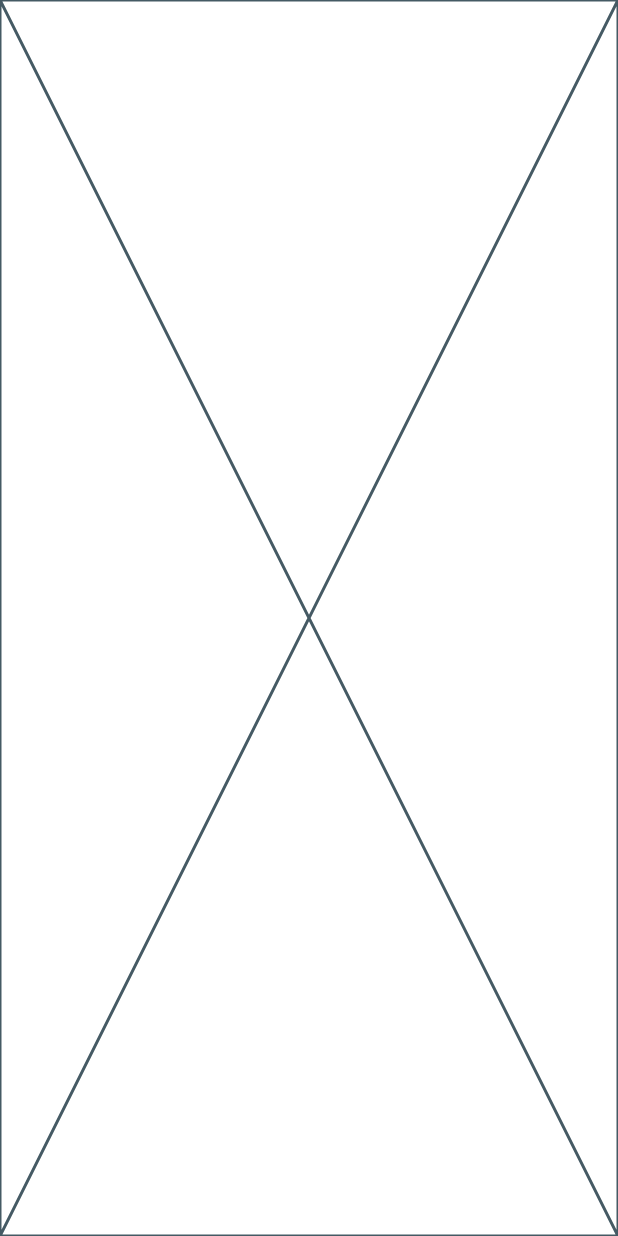
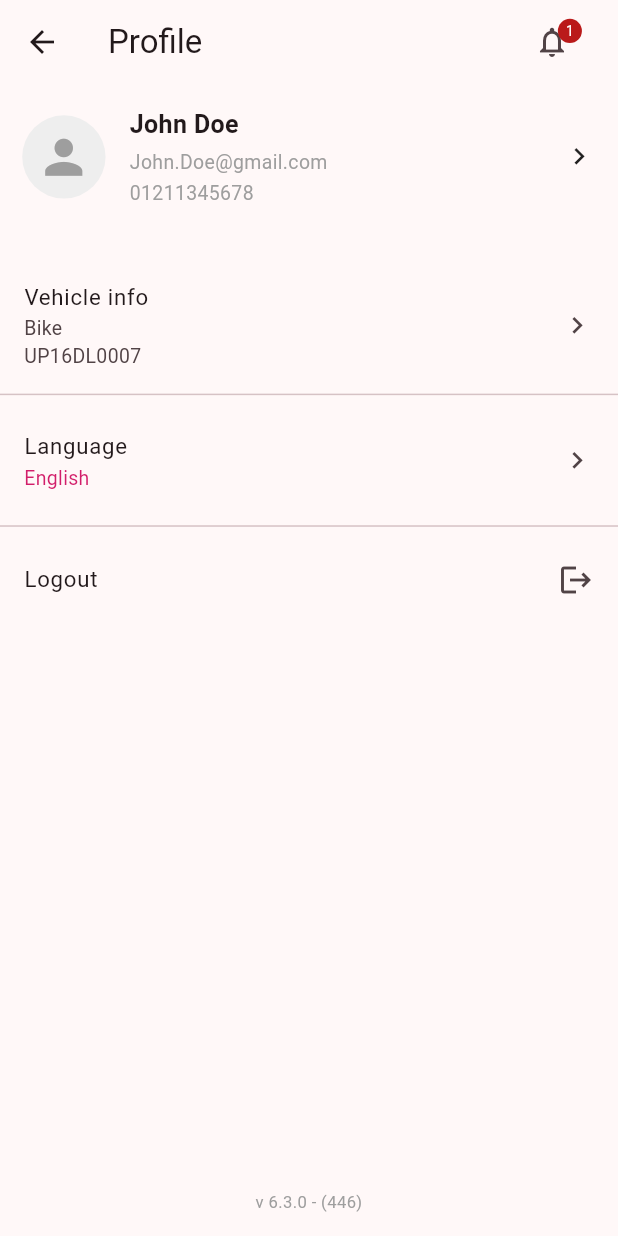
Before and after one commit to OmarAbdelgilil/Elevate_Ecommerce_Rider, a Flutter app: the screen it shows after launch, on a phone screen of 412 x 824 dp. Run offline on Flutter 3.47's test engine with Material 3 defaults, Android fonts, the phone set to English and light mode, and no system bars; our stand-ins replace dio, easy_localization, flutter_bloc, flutter_screenutil, get_it, injectable and 2 more; generated files the repository leaves out were written again.

Commit message:
profile ui static

```diff
--- a/lib/core/routes/app_routes.dart
+++ b/lib/core/routes/app_routes.dart
@@ -1,3 +1,4 @@
 class AppRoutes {
   static const String homeScreen = 'home';
+  static const String profileScreen = 'profile';
 }
--- a/lib/core/routes/router.dart
+++ b/lib/core/routes/router.dart
@@ -1,5 +1,6 @@
 import 'package:elevate_ecommerce_driver/core/routes/app_routes.dart';
 import 'package:elevate_ecommerce_driver/core/routes/route_not_found.dart';
+import 'package:elevate_ecommerce_driver/features/auth/profile/presentation/profile_screen.dart';
 import 'package:elevate_ecommerce_driver/features/home/presentation/views/home_screen.dart';
 import 'package:flutter/material.dart';
 
@@ -9,6 +10,10 @@
       return MaterialPageRoute(
         builder: (context) => const HomeScreen(),
       );
+    case AppRoutes.profileScreen:
+      return MaterialPageRoute(
+        builder: (context) => const ProfileScreen(),
+      );
     default:
       return MaterialPageRoute(
         builder: (context) => const RouteNotFound(),
--- /dev/null
+++ b/lib/features/auth/profile/presentation/profile_screen.dart
@@ -0,0 +1,96 @@
+import 'package:elevate_ecommerce_driver/features/auth/profile/presentation/widgets/profile_header.dart';
+import 'package:elevate_ecommerce_driver/features/auth/profile/presentation/widgets/profile_menu_item.dart';
+import 'package:flutter/material.dart';
+import 'package:flutter_screenutil/flutter_screenutil.dart';
+
+class ProfileScreen extends StatelessWidget {
+  const ProfileScreen({super.key});
+
+  @override
+  Widget build(BuildContext context) {
+    return Scaffold(
+      appBar: AppBar(
+        leading: const BackButton(),
+        title: const Text('Profile'),
+        actions: [
+          Padding(
+            padding: EdgeInsets.only(right: 16.w),
+            child: Row(
+              mainAxisSize: MainAxisSize.min,
+              children: [
+                const Icon(Icons.notifications_outlined),
+                Transform.translate(
+                  offset: Offset(-8.w, -8.h),
+                  child: Container(
+                    padding: EdgeInsets.all(4.r),
+                    decoration: BoxDecoration(
+                      color: Theme.of(context).colorScheme.error,
+                      shape: BoxShape.circle,
+                    ),
+                    constraints: BoxConstraints(
+                      minWidth: 16.w,
+                      minHeight: 16.h,
+                    ),
+                    child: Text(
+                      '1',
+                      style: TextStyle(
+                        color: Colors.white,
+                        fontSize: 10.sp,
+                      ),
+                      textAlign: TextAlign.center,
+                    ),
+                  ),
+                ),
+              ],
+            ),
+          ),
+        ],
+      ),
+      body: Column(
+        children: [
+          Expanded(
+            child: ListView(
+              children: [
+                const ProfileHeader(
+                  name: 'John Doe',
+                  email: 'John.Doe@gmail.com',
+                  phone: '01211345678',
+                ),
+                SizedBox(height: 20.h),
+                ProfileMenuItem(
+                  title: 'Vehicle info',
+                  subtitle: 'Bike\nUP16DL0007',
+                  onTap: () {},
+                ),
+                Divider(height: 1.h),
+                ProfileMenuItem(
+                  title: 'Language',
+                  subtitle: 'English',
+                  textColor: Theme.of(context).colorScheme.primary,
+                  onTap: () {},
+                ),
+                Divider(height: 1.h),
+                ProfileMenuItem(
+                  title: 'Logout',
+                  trailing: const Icon(Icons.logout),
+                  onTap: () {},
+                ),
+              ],
+            ),
+          ),
+          Padding(
+            padding: EdgeInsets.all(16.r),
+            child: Text(
+              'v 6.3.0 - (446)',
+              textAlign: TextAlign.center,
+              style: TextStyle(
+                color: Colors.grey,
+                fontSize: 12.sp,
+              ),
+            ),
+          ),
+        ],
+      ),
+    );
+  }
+}
--- /dev/null
+++ b/lib/features/auth/profile/presentation/widgets/profile_header.dart
@@ -0,0 +1,66 @@
+import 'package:flutter/material.dart';
+import 'package:flutter_screenutil/flutter_screenutil.dart';
+
+class ProfileHeader extends StatelessWidget {
+  final String name;
+  final String email;
+  final String phone;
+
+  const ProfileHeader({
+    super.key,
+    required this.name,
+    required this.email,
+    required this.phone,
+  });
+
+  @override
+  Widget build(BuildContext context) {
+    return InkWell(
+      onTap: () {},
+      child: Padding(
+        padding: EdgeInsets.all(16.r),
+        child: Row(
+          children: [
+            CircleAvatar(
+              radius: 30.r,
+              backgroundColor: Colors.grey[200],
+              child: Icon(Icons.person, size: 40.r, color: Colors.grey),
+            ),
+            SizedBox(width: 16.w),
+            Expanded(
+              child: Column(
+                crossAxisAlignment: CrossAxisAlignment.start,
+                children: [
+                  Text(
+                    name,
+                    style: TextStyle(
+                      fontSize: 18.sp,
+                      fontWeight: FontWeight.bold,
+                    ),
+                  ),
+                  SizedBox(height: 4.h),
+                  Text(
+                    email,
+                    style: TextStyle(
+                      color: Colors.grey,
+                      fontSize: 14.sp,
+                    ),
+                  ),
+                  SizedBox(height: 2.h),
+                  Text(
+                    phone,
+                    style: TextStyle(
+                      color: Colors.grey,
+                      fontSize: 14.sp,
+                    ),
+                  ),
+                ],
+              ),
+            ),
+            Icon(Icons.chevron_right, size: 24.r),
+          ],
+        ),
+      ),
+    );
+  }
+}
--- /dev/null
+++ b/lib/features/auth/profile/presentation/widgets/profile_menu_item.dart
@@ -0,0 +1,41 @@
+import 'package:flutter/material.dart';
+import 'package:flutter_screenutil/flutter_screenutil.dart';
+
+class ProfileMenuItem extends StatelessWidget {
+  final String title;
+  final String? subtitle;
+  final Widget? trailing;
+  final VoidCallback onTap;
+  final Color? textColor;
+
+  const ProfileMenuItem({
+    super.key,
+    required this.title,
+    this.subtitle,
+    this.trailing,
+    required this.onTap,
+    this.textColor,
+  });
+
+  @override
+  Widget build(BuildContext context) {
+    return ListTile(
+      contentPadding: EdgeInsets.symmetric(horizontal: 16.w, vertical: 8.h),
+      title: Text(
+        title,
+        style: TextStyle(fontSize: 16.sp),
+      ),
+      subtitle: subtitle != null
+          ? Text(
+              subtitle!,
+              style: TextStyle(
+                color: textColor,
+                fontSize: 14.sp,
+              ),
+            )
+          : null,
+      trailing: trailing ?? Icon(Icons.chevron_right, size: 24.r),
+      onTap: onTap,
+    );
+  }
+}
--- a/lib/main.dart
+++ b/lib/main.dart
@@ -48,7 +48,7 @@
         supportedLocales: context.supportedLocales,
         locale: context.locale,
         onGenerateRoute: manageRoutes,
-        initialRoute: AppRoutes.homeScreen,
+        initialRoute: AppRoutes.profileScreen,
       ),
     );
   }
```
